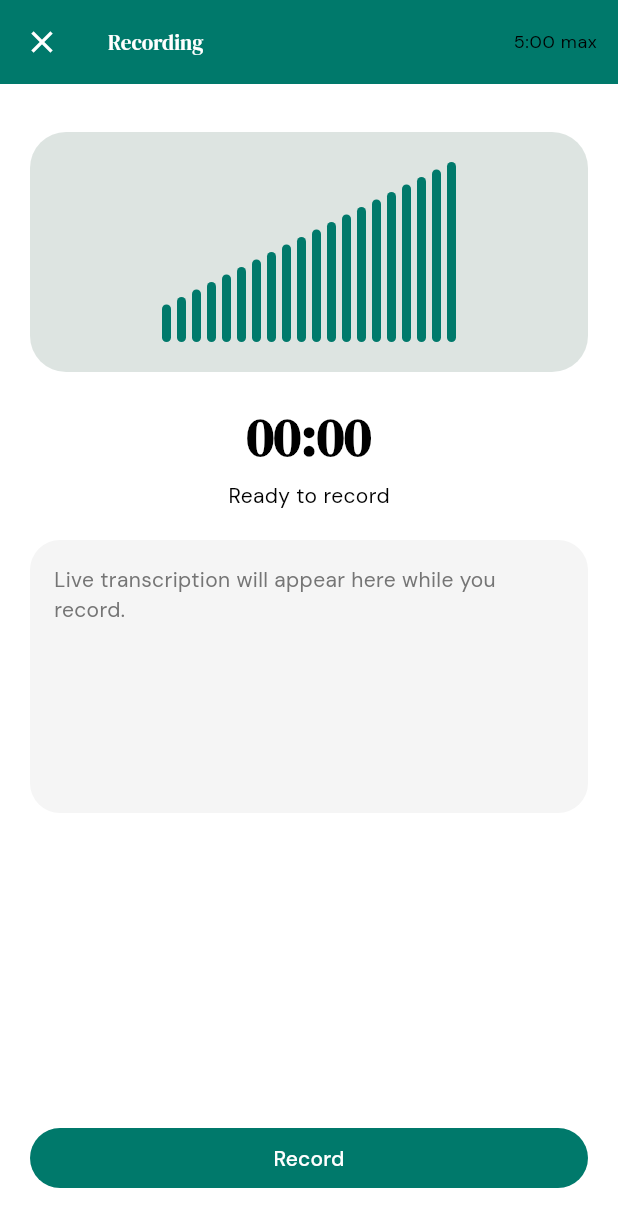
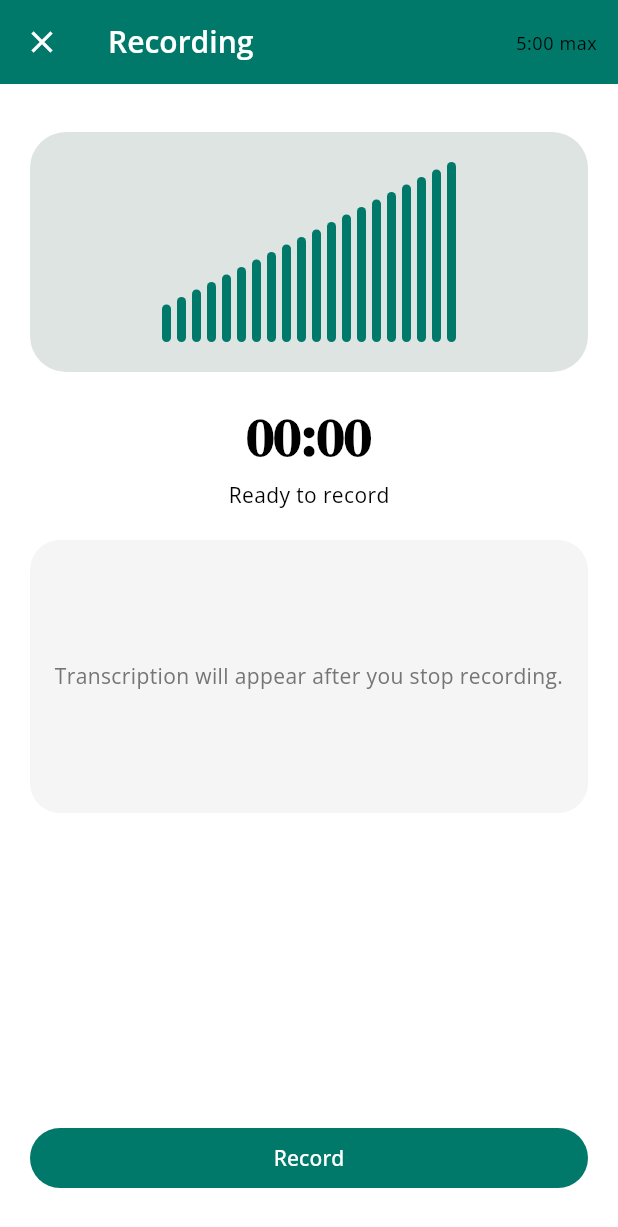
Before and after one commit to x0911/voiceon-flutter, a Flutter app: the RecordingScreen screen opened by its route, on a phone screen of 412 x 824 dp. Shown: the top 1227 px of the screen. Run offline on Flutter 3.47's test engine with Material 3 defaults, Android fonts, the phone set to English and light mode, and no system bars; our stand-ins replace drift, flex_color_scheme, flutter_riverpod, go_router, google_fonts, permission_handler and 1 more; missing offline and left inert: audio_waveforms, flutter_sound; accounts and stored records are empty; generated files the repository leaves out were written again.

Commit message:
wip: bug-fixes-v3

```diff
--- a/lib/core/theme/theme_provider.dart
+++ b/lib/core/theme/theme_provider.dart
@@ -2,13 +2,13 @@
 import 'package:flutter_riverpod/flutter_riverpod.dart';
 
 class ThemeModeNotifier extends StateNotifier<ThemeMode> {
-  ThemeModeNotifier() : super(ThemeMode.system);
+  ThemeModeNotifier() : super(ThemeMode.light);
 
   void cycleThemeMode() {
     state = switch (state) {
-      ThemeMode.system => ThemeMode.dark,
       ThemeMode.dark => ThemeMode.light,
-      ThemeMode.light => ThemeMode.system,
+      ThemeMode.light => ThemeMode.dark,
+      _ => ThemeMode.light,
     };
   }
 
--- a/lib/features/recording/recording_screen.dart
+++ b/lib/features/recording/recording_screen.dart
@@ -177,6 +177,8 @@
     final state = ref.watch(recordingStateProvider);
     final notifier = ref.read(recordingStateProvider.notifier);
 
+    final isTranscribing = state.status == RecordingStatus.transcribing;
+
     return Scaffold(
       appBar: AppBar(
         title: const Text('Recording'),
@@ -212,7 +214,9 @@
           ),
         ],
       ),
-      body: Padding(
+      body: Stack(
+        children: [
+          Padding(
             padding: const EdgeInsets.symmetric(horizontal: 20, vertical: 16),
             child: Column(
               crossAxisAlignment: CrossAxisAlignment.stretch,
@@ -255,6 +259,32 @@
                 _buildControls(context, state, notifier),
               ],
             ),
+          ),
+          if (isTranscribing)
+            Container(
+              color: Theme.of(
+                context,
+              ).colorScheme.surface.withAlpha((0.85 * 255).round()),
+              child: Center(
+                child: Column(
+                  mainAxisSize: MainAxisSize.min,
+                  children: [
+                    const Icon(Icons.mic, size: 68, color: Color(0xFF009688)),
+                    const SizedBox(height: 20),
+                    const CircularProgressIndicator(color: Color(0xFF009688)),
+                    const SizedBox(height: 20),
+                    Text(
+                      'Transcribing your note...',
+                      style: Theme.of(context).textTheme.titleMedium?.copyWith(
+                        fontFamily: 'Open Sans',
+                        fontWeight: FontWeight.w600,
+                      ),
+                    ),
+                  ],
+                ),
+              ),
+            ),
+        ],
       ),
     );
   }
@@ -324,10 +354,6 @@
   }
 
   Widget _buildTranscriptCard(RecordingState state) {
-    final transcript = state.liveTranscript.isEmpty
-        ? 'Live transcription will appear here while you record.'
-        : state.liveTranscript;
-
     return Expanded(
       child: Container(
         padding: const EdgeInsets.all(16),
@@ -335,14 +361,13 @@
           color: const Color.fromRGBO(0, 0, 0, 0.04),
           borderRadius: BorderRadius.circular(20),
         ),
-        child: SingleChildScrollView(
+        child: Center(
           child: Text(
-            transcript,
-            style: TextStyle(
-              color: state.liveTranscript.isEmpty
-                  ? Colors.grey[600]
-                  : Colors.black,
-            ),
+            'Transcription will appear after you stop recording.',
+            style: Theme.of(
+              context,
+            ).textTheme.bodyMedium?.copyWith(color: Colors.grey[600]),
+            textAlign: TextAlign.center,
           ),
         ),
       ),
@@ -355,6 +380,7 @@
     RecordingNotifier notifier,
   ) {
     final isActive = state.isRecording || state.isPaused;
+    final isTranscribing = state.status == RecordingStatus.transcribing;
     final mainButtonLabel = state.isRecording
         ? 'Pause'
         : state.isPaused
@@ -365,7 +391,9 @@
       crossAxisAlignment: CrossAxisAlignment.stretch,
       children: [
         FilledButton(
-          onPressed: () async {
+          onPressed: isTranscribing
+              ? null
+              : () async {
                   await _handleMainAction(state, notifier);
                 },
           child: Text(mainButtonLabel),
@@ -373,7 +401,9 @@
         const SizedBox(height: 12),
         if (isActive)
           FilledButton.tonal(
-            onPressed: () async => _stopRecording(notifier),
+            onPressed: isTranscribing
+                ? null
+                : () async => _stopRecording(notifier),
             child: const Text('Stop & continue'),
           ),
       ],
--- a/lib/features/recording/recording_state.dart
+++ b/lib/features/recording/recording_state.dart
@@ -1,16 +1,17 @@
 import 'dart:async';
 
+import 'package:flutter/foundation.dart';
 import 'package:flutter_riverpod/flutter_riverpod.dart';
 
 import '../../core/services/audio_service.dart';
 import '../../core/services/stt_service.dart';
 
-enum RecordingStatus { idle, recording, paused, stopped }
+enum RecordingStatus { idle, recording, paused, transcribing, stopped }
 
 class RecordingState {
   final RecordingStatus status;
   final Duration elapsed;
-  final String liveTranscript;
+  final String transcript;
   final String? audioPath;
   final int? durationSeconds;
   final double amplitude;
@@ -19,7 +20,7 @@
   const RecordingState({
     required this.status,
     required this.elapsed,
-    required this.liveTranscript,
+    required this.transcript,
     required this.audioPath,
     required this.durationSeconds,
     required this.amplitude,
@@ -30,7 +31,7 @@
     return const RecordingState(
       status: RecordingStatus.idle,
       elapsed: Duration.zero,
-      liveTranscript: '',
+      transcript: '',
       audioPath: null,
       durationSeconds: null,
       amplitude: 0,
@@ -41,7 +42,7 @@
   RecordingState copyWith({
     RecordingStatus? status,
     Duration? elapsed,
-    String? liveTranscript,
+    String? transcript,
     String? audioPath,
     int? durationSeconds,
     double? amplitude,
@@ -50,7 +51,7 @@
     return RecordingState(
       status: status ?? this.status,
       elapsed: elapsed ?? this.elapsed,
-      liveTranscript: liveTranscript ?? this.liveTranscript,
+      transcript: transcript ?? this.transcript,
       audioPath: audioPath ?? this.audioPath,
       durationSeconds: durationSeconds ?? this.durationSeconds,
       amplitude: amplitude ?? this.amplitude,
@@ -93,7 +94,7 @@
       state = state.copyWith(
         status: RecordingStatus.recording,
         elapsed: Duration.zero,
-        liveTranscript: '',
+        transcript: '',
         audioPath: result.path,
         durationSeconds: null,
         errorMessage: null,
@@ -127,22 +128,26 @@
     final result = await _audioService.stopRecording();
     _transcriptionSubscription?.cancel();
 
+    state = state.copyWith(
+      status: RecordingStatus.transcribing,
+      elapsed: Duration(seconds: result.durationSeconds),
+      durationSeconds: result.durationSeconds,
+      audioPath: result.path,
+      transcript: '',
+    );
+
     String transcript = '';
     try {
-      transcript = await _sttService.transcribeFile(
-        result.path,
-        playAudio: _audioService.playAudio,
-      );
+      transcript = await _sttService.transcribeFile(result.path);
+      debugPrint('RecordingNotifier.stopRecording: transcript="$transcript"');
     } catch (_) {
       transcript = '';
+      debugPrint('RecordingNotifier.stopRecording: transcription failed');
     }
 
     state = state.copyWith(
       status: RecordingStatus.stopped,
-      elapsed: Duration(seconds: result.durationSeconds),
-      durationSeconds: result.durationSeconds,
-      audioPath: result.path,
-      liveTranscript: transcript,
+      transcript: transcript,
     );
 
     return RecordingResult(
```
Also changed, not shown: lib/core/router/app_router.dart (+7 -0 lines), lib/core/services/stt_service.dart (+21 -5 lines), lib/core/theme/app_theme.dart (+22 -12 lines), lib/features/home/home_screen.dart (+16 -80 lines), lib/features/metadata/metadata_screen.dart (+17 -0 lines), lib/features/note_detail/note_detail_screen.dart (+28 -14 lines), lib/features/settings/settings_screen.dart (+9 -15 lines), app-logo.png (deleted), 33 other files. Lines whose indentation alone changed are shown as unchanged.
